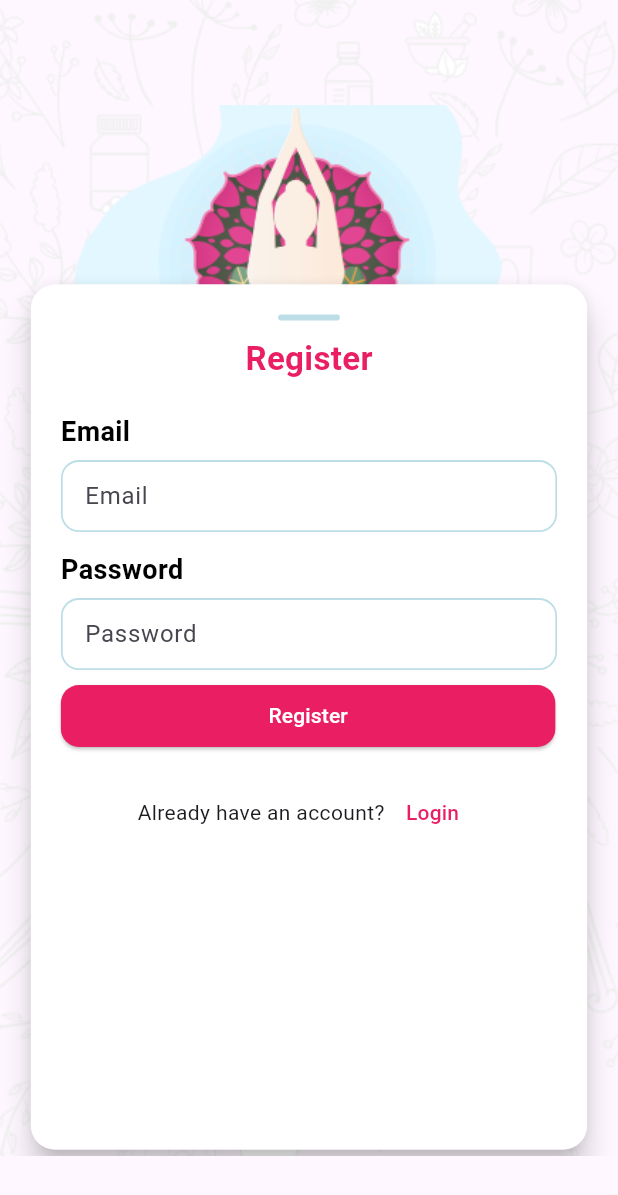
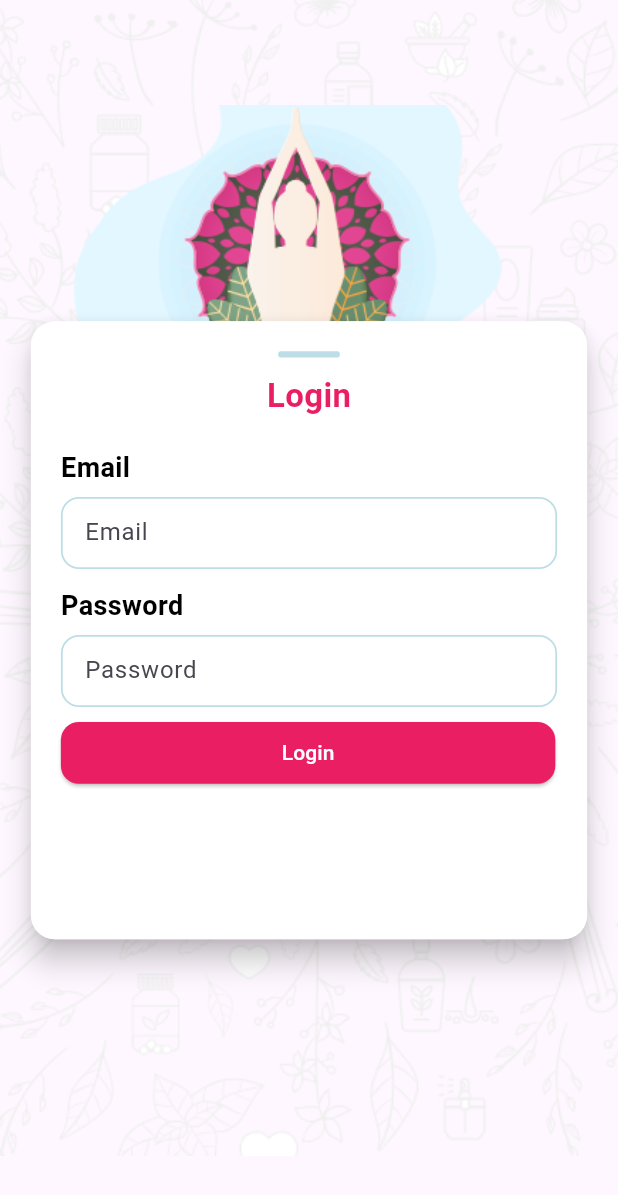
Before and after one commit to saneeswaran/mi_desi_admin, a Flutter app: the LoginPage screen opened directly, on a phone screen of 412 x 824 dp. Shown: the top 1195 px of the screen. Run offline on Flutter 3.47's test engine with Material 3 defaults, Android fonts, the phone set to English and light mode, and no system bars; our stand-ins replace cached_network_image, carousel_slider, cloud_firestore, dots_indicator, firebase_auth, firebase_core and 9 more; missing offline and left inert: video_thumbnail; accounts and stored records are empty.

```diff
--- a/lib/main.dart
+++ b/lib/main.dart
@@ -7,6 +7,7 @@ import 'package:desi_shopping_seller/providers/order_provider.dart';
 import 'package:desi_shopping_seller/providers/partner_provider.dart';
 import 'package:desi_shopping_seller/providers/product_provider.dart';
 import 'package:desi_shopping_seller/providers/brand_provider.dart';
+import 'package:desi_shopping_seller/providers/reacharge_provider.dart';
 import 'package:desi_shopping_seller/providers/statemanagement_provider.dart';
 import 'package:desi_shopping_seller/providers/user_provider.dart';
 import 'package:desi_shopping_seller/screens/admin/dash%20board/dash_board_page.dart';
@@ -33,6 +34,7 @@ void main() async {
         ChangeNotifierProvider(create: (_) => AuthProviders()),
         ChangeNotifierProvider(create: (_) => StatemanagementProvider()),
         ChangeNotifierProvider(create: (_) => PartnerProvider()),
+        ChangeNotifierProvider(create: (_) => RechargeProvider()),
       ],
       child: const MyApp(),
     ),
--- a/lib/providers/brand_provider.dart
+++ b/lib/providers/brand_provider.dart
@@ -1,4 +1,3 @@
-import 'dart:developer';
 import 'dart:io';
 import 'package:cloud_firestore/cloud_firestore.dart';
 import 'package:desi_shopping_seller/model/brand_model.dart';
@@ -83,7 +82,6 @@ class BrandProvider extends ChangeNotifier {
           .toList();
 
       _filteredBrands = _allBrands;
-      log(_allBrands.length.toString());
       notifyListeners();
     } catch (e) {
       debugPrint('Get Brands Error: $e');
--- a/lib/screens/admin/auth/login_page.dart
+++ b/lib/screens/admin/auth/login_page.dart
@@ -8,17 +8,21 @@ import 'package:desi_shopping_seller/widgets/custom_text_form_field.dart';
 import 'package:flutter/material.dart';
 import 'package:provider/provider.dart';
 
-class LoginPage extends StatelessWidget {
+class LoginPage extends StatefulWidget {
   const LoginPage({super.key});
 
   @override
-  Widget build(BuildContext context) {
+  State<LoginPage> createState() => _LoginPageState();
+}
+
+class _LoginPageState extends State<LoginPage> {
   final formKey = GlobalKey<FormState>();
   final emailController = TextEditingController();
   final passwordController = TextEditingController();
-    final Size size = MediaQuery.of(context).size;
 
   void login() async {
+    if (!formKey.currentState!.validate()) return;
+
     final authProvider = Provider.of<AuthProviders>(context, listen: false);
     final bool isSuccess = await authProvider.loginAdmin(
       context: context,
@@ -26,8 +30,7 @@ class LoginPage extends StatelessWidget {
       password: passwordController.text,
     );
 
-      if (formKey.currentState!.validate()) return;
-      if (isSuccess && context.mounted) {
+    if (isSuccess && mounted) {
       replaceCurrentPageWithFadeAnimations(
         context: context,
         route: const AdvanceDrawerPage(
@@ -37,6 +40,17 @@ class LoginPage extends StatelessWidget {
       );
     }
   }
+
+  @override
+  void dispose() {
+    emailController.dispose();
+    passwordController.dispose();
+    super.dispose();
+  }
+
+  @override
+  Widget build(BuildContext context) {
+    final Size size = MediaQuery.of(context).size;
 
     return Scaffold(
       body: Stack(
@@ -62,15 +76,16 @@ class LoginPage extends StatelessWidget {
                         ),
                       ),
                       Align(
-                        alignment: Alignment.bottomCenter,
+                        alignment: Alignment.center,
                         child: Card(
                           elevation: 8,
                           shape: RoundedRectangleBorder(
                             borderRadius: BorderRadius.circular(16),
                           ),
                           child: Container(
+                            alignment: Alignment.center,
                             padding: const EdgeInsets.all(20),
-                            height: size.height * 0.7,
+                            height: size.height * 0.5,
                             width: size.width * 0.9,
                             decoration: BoxDecoration(
                               borderRadius: BorderRadius.circular(16),
@@ -94,7 +109,7 @@ class LoginPage extends StatelessWidget {
                                   const SizedBox(height: 10),
                                   const Center(
                                     child: Text(
-                                      "Register",
+                                      "Login",
                                       style: TextStyle(
                                         color: Colors.pink,
                                         fontSize: 22,
@@ -117,19 +132,17 @@ class LoginPage extends StatelessWidget {
                                     color: AppColors.textFormFieldColor,
                                     isObscure: true,
                                   ),
-
                                   const SizedBox(height: 10),
                                   SizedBox(
                                     height: size.height * 0.05,
                                     width: size.width * 0.8,
                                     child: CustomElevatedButton(
                                       color: Colors.pink,
-                                      text: "Register",
+                                      text: "Login",
                                       onPressed: login,
                                     ),
                                   ),
                                   const SizedBox(height: 20),
-                                  _rowButtons(context: context),
                                 ],
                               ),
                             ),
@@ -160,20 +173,4 @@ class LoginPage extends StatelessWidget {
       ),
     );
   }
-
-  Row _rowButtons({required BuildContext context}) {
-    return Row(
-      mainAxisAlignment: MainAxisAlignment.center,
-      children: [
-        const Text("Already have an account?"),
-        TextButton(
-          onPressed: () => moveToNextPageWithFadeAnimations(
-            context: context,
-            route: const LoginPage(),
-          ),
-          child: const Text("Login", style: TextStyle(color: Colors.pink)),
-        ),
-      ],
-    );
 }
-}
--- a/lib/screens/admin/brands page/components/view_brands.dart
+++ b/lib/screens/admin/brands page/components/view_brands.dart
@@ -37,8 +37,9 @@ class _ViewBrandsState extends State<ViewBrands> {
               child: Column(
                 spacing: size.height * 0.02,
                 children: [
+                  SizedBox(height: size.height * 0.05),
                   Container(
-                    height: size.height * 0.50,
+                    height: size.height * 0.30,
                     width: size.width * 1,
                     decoration: BoxDecoration(
                       borderRadius: BorderRadius.circular(12),
@@ -46,7 +47,7 @@ class _ViewBrandsState extends State<ViewBrands> {
                         image: CachedNetworkImageProvider(
                           widget.brand.imageUrl,
                         ),
-                        fit: BoxFit.cover,
+                        fit: BoxFit.contain,
                       ),
                     ),
                   ),
--- a/lib/screens/admin/drawer/components/drawer_components.dart
+++ b/lib/screens/admin/drawer/components/drawer_components.dart
@@ -5,6 +5,7 @@ import 'package:desi_shopping_seller/screens/admin/customers%20screen/all_custom
 import 'package:desi_shopping_seller/screens/admin/dash%20board/dash_board_page.dart';
 import 'package:desi_shopping_seller/screens/admin/drawer/advance_drawer_page.dart';
 import 'package:desi_shopping_seller/screens/admin/orders/orders_page.dart';
+import 'package:desi_shopping_seller/screens/admin/partner/list_of_partners.dart';
 import 'package:desi_shopping_seller/screens/admin/products/all_products_page.dart';
 import 'package:flutter/material.dart';
 import 'package:page_transition/page_transition.dart';
@@ -19,6 +20,7 @@ List<String> drawerItems = [
   "Banners",
   "Products",
   "Orders",
+  'Partners',
   "Customers",
 ];
 
@@ -28,6 +30,7 @@ List<IconData> drawerIcons = [
   Icons.image,
   Icons.production_quantity_limits,
   Icons.shopping_bag,
+  Icons.person_2,
   Icons.person,
 ];
 
@@ -37,6 +40,7 @@ List<Widget> pages = [
   const AdvanceDrawerPage(body: BannersPage(), title: 'Banners'),
   const AdvanceDrawerPage(body: AllProductsPage(), title: 'Products'),
   const AdvanceDrawerPage(body: OrdersPage(), title: 'Orders'),
+  const AdvanceDrawerPage(body: ListOfPartners(), title: 'Partners'),
   const AdvanceDrawerPage(body: AllCustomersList(), title: 'Customers'),
 ];
 Widget draweFunctions({required BuildContext context}) {
--- a/lib/screens/admin/splash screen/auth_page.dart
+++ b/lib/screens/admin/splash screen/auth_page.dart
@@ -1,4 +1,5 @@
 import 'package:desi_shopping_seller/constants/constants.dart';
+import 'package:desi_shopping_seller/screens/admin/auth/login_page.dart';
 import 'package:desi_shopping_seller/screens/admin/splash%20screen/components/auth_support.dart';
 import 'package:desi_shopping_seller/screens/parner/auth/partner_login.dart';
 import 'package:desi_shopping_seller/util/util.dart';
@@ -46,7 +47,10 @@ class AuthPage extends StatelessWidget {
       children: [
         CustomElevatedButton(
           text: "Admin",
-          onPressed: () {},
+          onPressed: () => moveToNextPageWithFadeAnimations(
+            context: context,
+            route: const LoginPage(),
+          ),
           color: Colors.pink,
           radius: 20,
         ),
```
Also changed, not shown: lib/providers/partner_provider.dart (+34 -0 lines), lib/providers/reacharge_provider.dart (+8 -1 lines), lib/screens/admin/partner/components/partners_activate_tab.dart (added, +10 -0 lines), lib/screens/admin/partner/components/partners_inactive_tabbar.dart (added, +10 -0 lines), lib/screens/admin/partner/list_of_partners.dart (added, +89 -0 lines), lib/screens/parner/partner profile page/partner_profile_page.dart (+12 -1 lines), 43 other files. Lines whose indentation alone changed are shown as unchanged.
